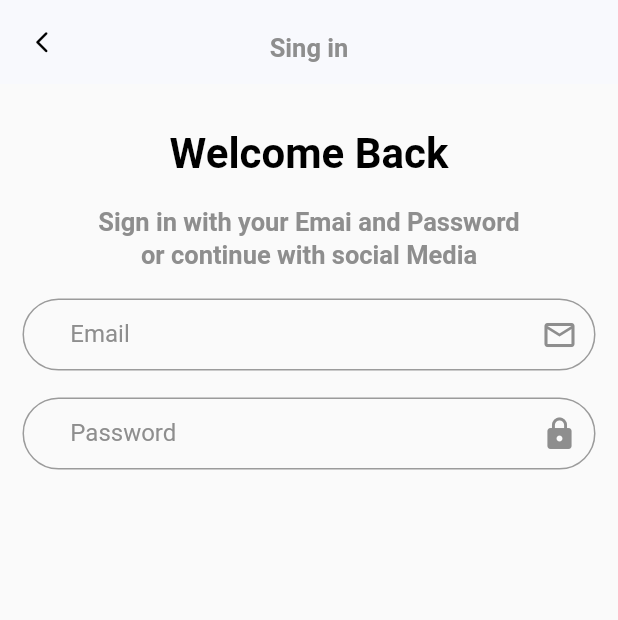
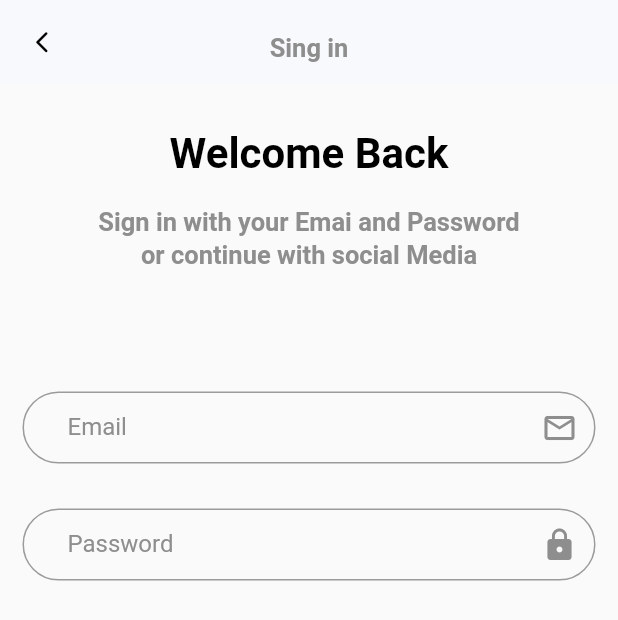
Before and after one commit to Micheal-Hany/E-commerce-app, a Flutter app: the screen it shows after launch, on a phone screen of 412 x 824 dp. Shown: the top 620 px of the screen. Run offline on Flutter 3.47's test engine with Material 2 defaults, Android fonts, the light colour scheme and no system bars; our stand-ins replace get, shared_preferences; Roboto replaces fonts that are missing (Cairo); project files that could hold a hidden picture were left out.

Commit message:
refactor login page and make it reusable

```diff
--- a/lib/view/screens/Auth/login.dart
+++ b/lib/view/screens/Auth/login.dart
@@ -1,6 +1,9 @@
 import 'package:flutter/material.dart';
 import 'package:store_app/core/constant/colors.dart';
 import 'package:get/get.dart';
+import 'package:store_app/view/widgets/Auth/Custom%20text%20bodyAuth.dart';
+import 'package:store_app/view/widgets/Auth/Custom%20text%20form%20filed.dart';
+import 'package:store_app/view/widgets/Auth/Custom%20textTile%20Auth.dart';
 
 class Login extends StatelessWidget {
   const Login({super.key});
@@ -28,62 +31,29 @@ class Login extends StatelessWidget {
       body: Container(
           padding: const EdgeInsets.symmetric(horizontal: 15),
           child: ListView(
-            children: [
-              const SizedBox(
+            children: const [
+              SizedBox(
                 height: 30,
               ),
-              Text(
-                'Welcome Back',
-                style: Theme.of(context)
-                    .textTheme
-                    .displayLarge!
-                    .copyWith(fontSize: 28),
-                textAlign: TextAlign.center,
+              CustomTextAuthTitle(title: 'Welcome Back'),
+              SizedBox(height: 18),
+              CustomTextBodyAuth(
+                  bodyText:
+                      'Sign in with your Emai and Password\nor continue with social Media'),
+              SizedBox(height: 80),
+              CustomTextFormFiled(
+                mrController: null,
+                iconData: Icons.email_outlined,
+                lableTitle: 'Email',
               ),
-              const SizedBox(height: 18),
-              Text(
-                'Sign in with your Emai and Password\nor continue with social Media',
-                style: Theme.of(context)
-                    .textTheme
-                    .bodyLarge!
-                    .copyWith(height: 1.3),
-                textAlign: TextAlign.center,
-              ),
-              const SizedBox(height: 18),
-              const CustomTextFormFiled(
-                iconData: Icons.email_outlined,
-                lableTitle: '   Email   ',
-              ),
-              const SizedBox(height: 18),
-              const CustomTextFormFiled(
+              SizedBox(height: 30),
+              CustomTextFormFiled(
+                mrController: null,
                 iconData: Icons.lock,
-                lableTitle: '   Password   ',
+                lableTitle: 'Password',
               )
             ],
           )),
     );
   }
 }
-
-class CustomTextFormFiled extends StatelessWidget {
-  const CustomTextFormFiled(
-      {super.key, required this.lableTitle, required this.iconData});
-  final String lableTitle;
-  final IconData iconData;
-  @override
-  Widget build(BuildContext context) {
-    return TextFormField(
-      cursorColor: AppColor.grey,
-      decoration: InputDecoration(
-        suffixIcon: Icon(iconData),
-        suffixIconColor: AppColor.grey,
-        labelStyle: const TextStyle(color: AppColor.grey),
-        focusedBorder:
-            OutlineInputBorder(borderRadius: BorderRadius.circular(100)),
-        contentPadding: const EdgeInsets.symmetric(horizontal: 20),
-        label: Text(lableTitle),
-        border: OutlineInputBorder(borderRadius: BorderRadius.circular(100)),
-      ),
-    );
-  }
-}
--- /dev/null
+++ b/lib/view/widgets/Auth/Custom text bodyAuth.dart
@@ -0,0 +1,14 @@
+import 'package:flutter/material.dart';
+
+class CustomTextBodyAuth extends StatelessWidget {
+  const CustomTextBodyAuth({super.key, required this.bodyText});
+  final String bodyText;
+  @override
+  Widget build(BuildContext context) {
+    return Text(
+      bodyText,
+      style: Theme.of(context).textTheme.bodyLarge!.copyWith(height: 1.3),
+      textAlign: TextAlign.center,
+    );
+  }
+}
--- /dev/null
+++ b/lib/view/widgets/Auth/Custom text form filed.dart
@@ -0,0 +1,29 @@
+import 'package:flutter/material.dart';
+import 'package:store_app/core/constant/colors.dart';
+
+class CustomTextFormFiled extends StatelessWidget {
+  const CustomTextFormFiled(
+      {super.key, required this.lableTitle, required this.iconData, required this.mrController});
+  final String lableTitle;
+  final IconData iconData;
+  final TextEditingController? mrController;
+  @override
+  Widget build(BuildContext context) {
+    return TextFormField(
+      controller: mrController,
+      cursorColor: AppColor.grey,
+      decoration: InputDecoration(
+        suffixIcon: Icon(iconData),
+        suffixIconColor: AppColor.grey,
+        labelStyle: const TextStyle(color: AppColor.grey),
+        focusedBorder:
+            OutlineInputBorder(borderRadius: BorderRadius.circular(100)),
+        contentPadding: const EdgeInsets.symmetric(horizontal: 20),
+        label: Container(
+            margin: const EdgeInsets.symmetric(horizontal: 10),
+            child: Text(lableTitle)),
+        border: OutlineInputBorder(borderRadius: BorderRadius.circular(100)),
+      ),
+    );
+  }
+}
--- /dev/null
+++ b/lib/view/widgets/Auth/Custom textTile Auth.dart
@@ -0,0 +1,14 @@
+import 'package:flutter/material.dart';
+
+class CustomTextAuthTitle extends StatelessWidget {
+  const CustomTextAuthTitle({super.key, required this.title});
+  final String title;
+  @override
+  Widget build(BuildContext context) {
+    return Text(
+      title,
+      style: Theme.of(context).textTheme.displayLarge!.copyWith(fontSize: 28),
+      textAlign: TextAlign.center,
+    );
+  }
+}
```
